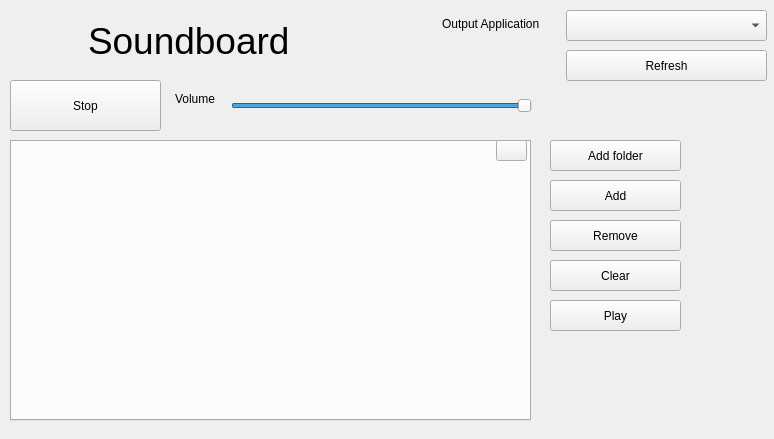
Above: mainwindow.ui from Soundux/Soundux before the change. Below: the same form after it.
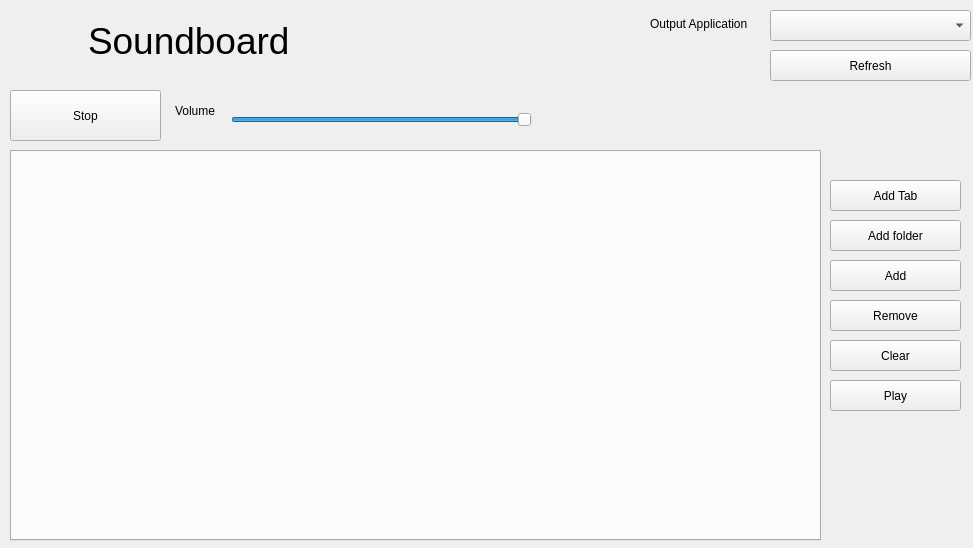
That is the form after the change. Icons and pictures are not drawn.

Commit message: fix that sounds of latest tab are getting deleted

What changed in the file:
```diff
--- a/mainwindow.ui
+++ b/mainwindow.ui
@@ -6,8 +6,8 @@
    <rect>
     <x>0</x>
     <y>0</y>
-    <width>774</width>
-    <height>439</height>
+    <width>973</width>
+    <height>548</height>
    </rect>
   </property>
   <property name="windowTitle">
@@ -42,7 +42,7 @@
    <widget class="QComboBox" name="outputApplication">
     <property name="geometry">
      <rect>
-      <x>566</x>
+      <x>770</x>
       <y>10</y>
       <width>201</width>
       <height>31</height>
@@ -52,7 +52,7 @@
    <widget class="QLabel" name="outputApplicationLabel">
     <property name="geometry">
      <rect>
-      <x>442</x>
+      <x>650</x>
       <y>14</y>
       <width>121</width>
       <height>20</height>
@@ -65,7 +65,7 @@
    <widget class="QPushButton" name="refreshAppsButton">
     <property name="geometry">
      <rect>
-      <x>566</x>
+      <x>770</x>
       <y>50</y>
       <width>201</width>
       <height>31</height>
@@ -83,7 +83,7 @@
     <property name="geometry">
      <rect>
       <x>10</x>
-      <y>80</y>
+      <y>90</y>
       <width>151</width>
       <height>51</height>
      </rect>
@@ -99,8 +99,8 @@
    <widget class="QPushButton" name="addSoundButton">
     <property name="geometry">
      <rect>
-      <x>550</x>
-      <y>180</y>
+      <x>830</x>
+      <y>260</y>
       <width>131</width>
       <height>31</height>
      </rect>
@@ -116,8 +116,8 @@
    <widget class="QPushButton" name="removeSoundButton">
     <property name="geometry">
      <rect>
-      <x>550</x>
-      <y>220</y>
+      <x>830</x>
+      <y>300</y>
       <width>131</width>
       <height>31</height>
      </rect>
@@ -133,8 +133,8 @@
    <widget class="QPushButton" name="clearSoundsButton">
     <property name="geometry">
      <rect>
-      <x>550</x>
-      <y>260</y>
+      <x>830</x>
+      <y>340</y>
       <width>131</width>
       <height>31</height>
      </rect>
@@ -172,8 +172,8 @@
    <widget class="QPushButton" name="playSoundButton">
     <property name="geometry">
      <rect>
-      <x>550</x>
-      <y>300</y>
+      <x>830</x>
+      <y>380</y>
       <width>131</width>
       <height>31</height>
      </rect>
@@ -190,7 +190,7 @@
     <property name="geometry">
      <rect>
       <x>231</x>
-      <y>90</y>
+      <y>104</y>
       <width>301</width>
       <height>31</height>
      </rect>
@@ -209,7 +209,7 @@
     <property name="geometry">
      <rect>
       <x>175</x>
-      <y>88</y>
+      <y>100</y>
       <width>51</width>
       <height>21</height>
      </rect>
@@ -222,9 +222,9 @@
     <property name="geometry">
      <rect>
       <x>10</x>
-      <y>140</y>
-      <width>521</width>
-      <height>281</height>
+      <y>150</y>
+      <width>811</width>
+      <height>391</height>
      </rect>
     </property>
     <property name="currentIndex">
@@ -234,14 +234,14 @@
    <widget class="QPushButton" name="addTabButton">
     <property name="geometry">
      <rect>
-      <x>496</x>
-      <y>140</y>
-      <width>31</width>
-      <height>21</height>
+      <x>830</x>
+      <y>180</y>
+      <width>131</width>
+      <height>31</height>
      </rect>
     </property>
     <property name="text">
-     <string/>
+     <string>Add Tab</string>
     </property>
     <property name="icon">
      <iconset theme="list-add">
@@ -251,8 +251,8 @@
    <widget class="QPushButton" name="addFolderButton">
     <property name="geometry">
      <rect>
-      <x>550</x>
-      <y>140</y>
+      <x>830</x>
+      <y>220</y>
       <width>131</width>
       <height>31</height>
      </rect>
```
Left out of the diff: 5 changed lines with no effect on the pictures. The commit also changes 2 other files.
